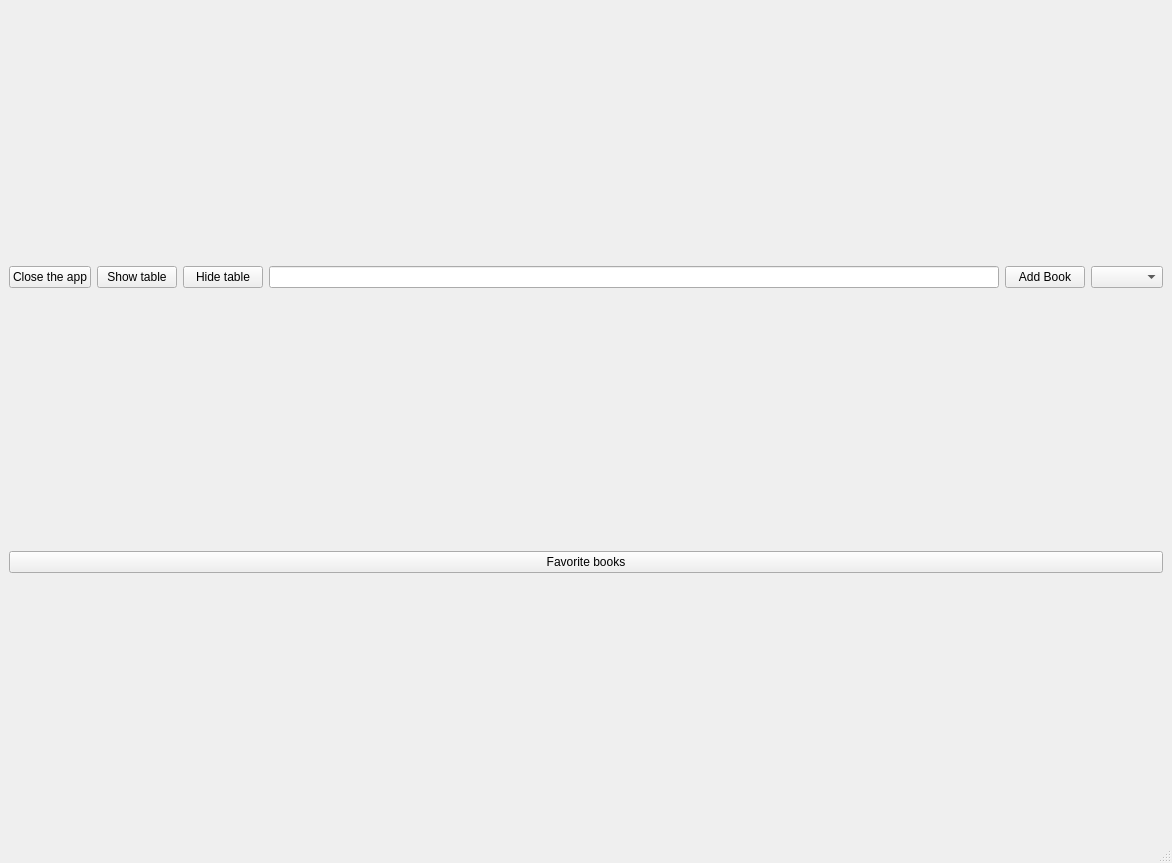
The window that mainwindow.ui (platohaDebil/BooksApp) describes before a commit, drawn with Qt 5.
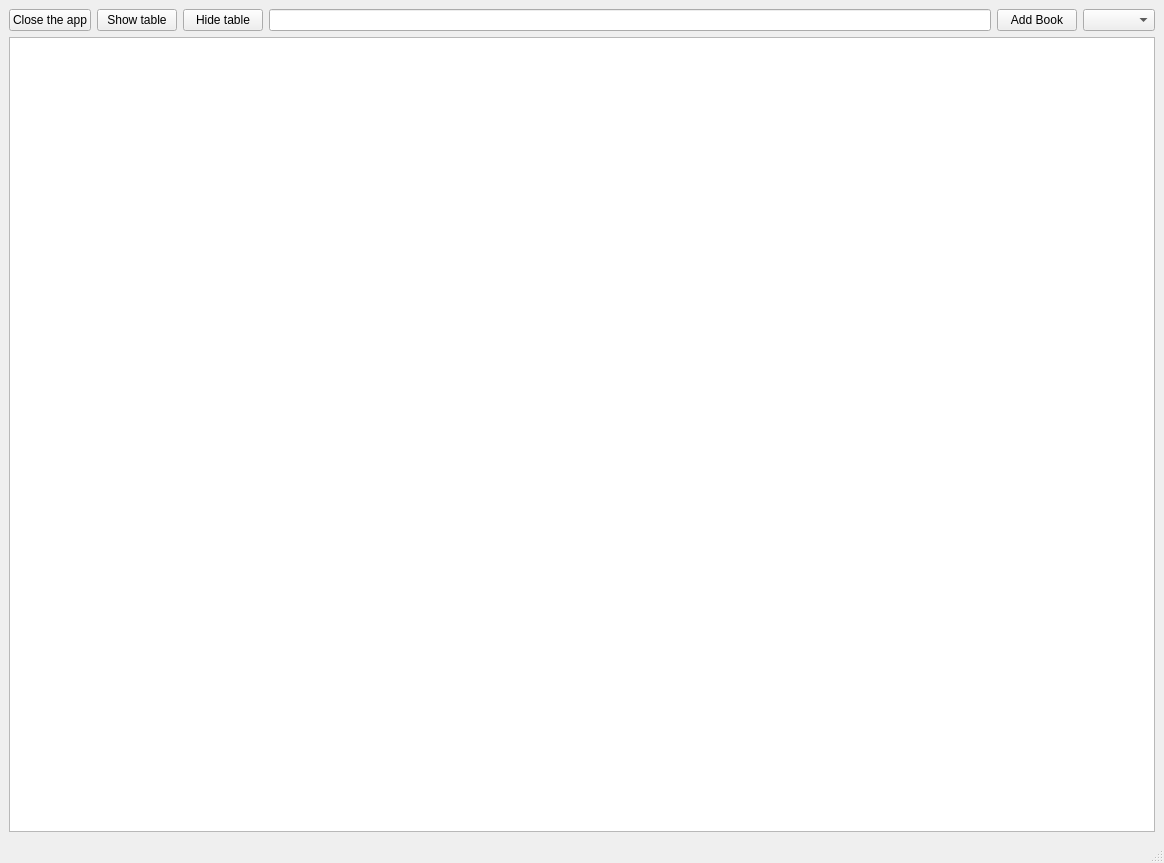
The same window after the commit.

Commit message: Revert "Favourite book"

The edit to the form file:
```diff
--- a/mainwindow.ui
+++ b/mainwindow.ui
@@ -6,7 +6,7 @@
    <rect>
     <x>0</x>
     <y>0</y>
-    <width>1172</width>
+    <width>1164</width>
     <height>863</height>
    </rect>
   </property>
@@ -56,14 +56,6 @@
     <item>
      <layout class="QVBoxLayout" name="verticalLayout">
       <item>
-       <widget class="QPushButton" name="favouriteButton">
-        <property name="text">
-         <string>Favorite books</string>
-        </property>
-       </widget>
-      </item>
-      <item>
-       <widget class="QTableView" name="tableView"/>
        <widget class="QTableView" name="tableView">
         <property name="selectionBehavior">
          <enum>QAbstractItemView::SelectRows</enum>
```
Left out of the diff: 10 changed lines with no effect on the pictures. The commit also changes 1283 other files.
